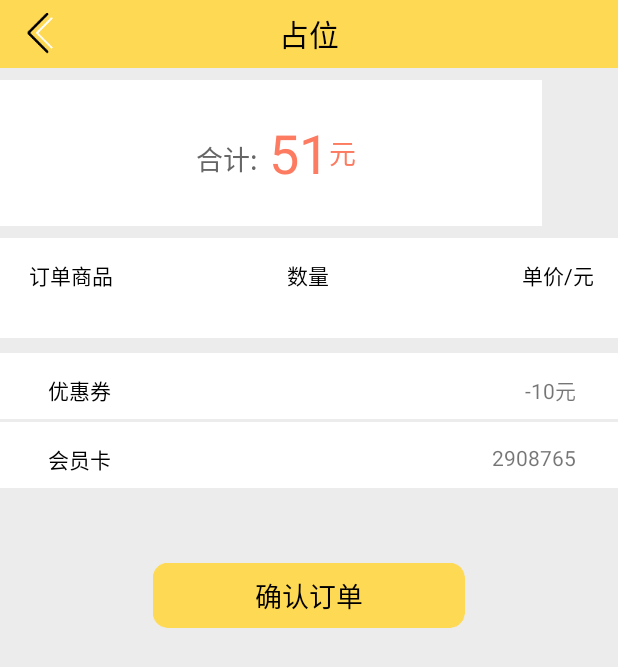
After one commit to haocdp/EasyGo, an Android app: the ConfirmOrderActivity screen opened directly, with no data from a screen before it, on a phone screen of 412 x 824 dp. The commit adds this screen. Shown: the top 667 px of the screen. Run offline under Robolectric (Android 15) with nearby library versions, the phone set to English and light mode, and no system bars; Roboto replaces fonts that are not available here.

Commit message:
确认订单界面

```diff
--- a/app/build.gradle
+++ b/app/build.gradle
@@ -29,6 +29,7 @@ dependencies {
     androidTestCompile('com.android.support.test.espresso:espresso-core:2.2.2', {
         exclude group: 'com.android.support', module: 'support-annotations'
     })
+    compile files('libs/core-3.3.0.jar')
     compile 'com.android.support:appcompat-v7:25.3.1'
     compile 'com.android.support.constraint:constraint-layout:1.0.2'
     compile 'me.relex:circleindicator:1.2.2@aar'
@@ -37,6 +38,5 @@ dependencies {
     compile 'com.android.support:cardview-v7:25.3.1'
     compile 'com.google.code.gson:gson:2.8.1'
     compile 'com.android.support:recyclerview-v7:25.2.1'
-    compile files('libs/core-3.3.0.jar')
     testCompile 'junit:junit:4.12'
 }
--- /dev/null
+++ b/app/src/main/java/com/unicorn/easygo/activity/ConfirmOrderActivity.java
@@ -0,0 +1,15 @@
+package com.unicorn.easygo.activity;
+
+import android.support.v7.app.AppCompatActivity;
+import android.os.Bundle;
+
+import com.unicorn.easygo.R;
+
+public class ConfirmOrderActivity extends AppCompatActivity {
+
+    @Override
+    protected void onCreate(Bundle savedInstanceState) {
+        super.onCreate(savedInstanceState);
+        setContentView(R.layout.activity_confirm_order);
+    }
+}
--- /dev/null
+++ b/app/src/main/res/layout/activity_confirm_order.xml
@@ -0,0 +1,238 @@
+<?xml version="1.0" encoding="utf-8"?>
+<android.support.constraint.ConstraintLayout xmlns:android="http://schemas.android.com/apk/res/android"
+    xmlns:app="http://schemas.android.com/apk/res-auto"
+    xmlns:tools="http://schemas.android.com/tools"
+    android:layout_width="match_parent"
+    android:layout_height="match_parent"
+    android:background="#ececec"
+    tools:context="com.unicorn.easygo.activity.ConfirmOrderActivity">
+
+    <com.unicorn.easygo.utils.TitleLayout
+        android:id="@+id/titleLayout"
+        android:layout_width="0dp"
+        android:layout_height="45dp"
+        app:layout_constraintLeft_toLeftOf="parent"
+        app:layout_constraintRight_toRightOf="parent"
+        app:layout_constraintTop_toTopOf="parent">
+
+    </com.unicorn.easygo.utils.TitleLayout>
+
+    <android.support.constraint.ConstraintLayout
+        android:layout_width="361dp"
+        android:layout_height="97dp"
+        android:layout_marginTop="8dp"
+        android:background="@color/cardview_light_background"
+        app:layout_constraintHorizontal_bias="0.0"
+        app:layout_constraintLeft_toLeftOf="parent"
+        app:layout_constraintRight_toRightOf="parent"
+        app:layout_constraintTop_toBottomOf="@+id/titleLayout"
+        android:id="@+id/constraintLayout">
+
+        <TextView
+            android:id="@+id/tv_totalPrice_prefix"
+            android:layout_width="55dp"
+            android:layout_height="23dp"
+            android:layout_marginBottom="35dp"
+            android:layout_marginLeft="124dp"
+            android:layout_marginTop="39dp"
+            android:gravity="center"
+            android:text="合计:"
+            android:textColor="#666666"
+            android:textSize="18sp"
+            app:layout_constraintBottom_toBottomOf="parent"
+            app:layout_constraintLeft_toLeftOf="parent"
+            app:layout_constraintTop_toTopOf="parent"
+            app:layout_constraintVertical_bias="1.0"
+            android:layout_marginStart="124dp" />
+
+        <TextView
+            android:id="@+id/tv_totalPrice_num"
+            android:layout_width="40dp"
+            android:layout_height="45dp"
+            android:layout_marginBottom="28dp"
+            android:text="51"
+            android:textColor="@color/adornColor"
+            android:textSize="36sp"
+            app:layout_constraintBottom_toBottomOf="parent"
+            app:layout_constraintLeft_toRightOf="@+id/tv_totalPrice_prefix"
+            app:layout_constraintTop_toTopOf="parent"
+            app:layout_constraintVertical_bias="1.0" />
+
+        <TextView
+            android:id="@+id/tv_totalPrice_suffix"
+            android:layout_width="wrap_content"
+            android:layout_height="wrap_content"
+            android:layout_marginBottom="35dp"
+            android:layout_marginRight="123dp"
+            android:text="元"
+            android:textColor="@color/adornColor"
+            android:textSize="18sp"
+            app:layout_constraintBottom_toBottomOf="parent"
+            app:layout_constraintHorizontal_bias="0.0"
+            app:layout_constraintLeft_toRightOf="@+id/tv_totalPrice_num"
+            app:layout_constraintRight_toRightOf="parent"
+            app:layout_constraintTop_toTopOf="parent"
+            app:layout_constraintVertical_bias="1.0"
+            android:layout_marginEnd="123dp" />
+
+    </android.support.constraint.ConstraintLayout>
+
+    <android.support.constraint.ConstraintLayout
+        android:layout_width="0dp"
+        android:layout_height="wrap_content"
+        android:layout_marginTop="8dp"
+        android:background="@color/cardview_light_background"
+        app:layout_constraintHorizontal_bias="0.0"
+        app:layout_constraintLeft_toLeftOf="parent"
+        app:layout_constraintRight_toRightOf="parent"
+        app:layout_constraintTop_toBottomOf="@+id/constraintLayout"
+        android:id="@+id/constraintLayout3">
+
+        <android.support.constraint.ConstraintLayout
+            android:id="@+id/constraintLayout2"
+            android:layout_width="0dp"
+            android:layout_height="wrap_content"
+            app:layout_constraintLeft_toLeftOf="parent"
+            app:layout_constraintRight_toRightOf="parent"
+            app:layout_constraintTop_toTopOf="parent">
+
+            <TextView
+                android:id="@+id/tv_order_goods_title"
+                android:layout_width="wrap_content"
+                android:layout_height="wrap_content"
+                android:layout_marginLeft="19dp"
+                android:layout_marginStart="19dp"
+                android:layout_marginTop="14dp"
+                android:text="订单商品"
+                android:textColor="@color/contents_text"
+                app:layout_constraintLeft_toLeftOf="parent"
+                app:layout_constraintTop_toTopOf="parent" />
+
+            <TextView
+                android:id="@+id/tv_order_goods_num_title"
+                android:layout_width="wrap_content"
+                android:layout_height="wrap_content"
+                android:layout_marginLeft="191dp"
+                android:layout_marginStart="191dp"
+                android:layout_marginTop="14dp"
+                android:text="数量"
+                android:textColor="@color/contents_text"
+                app:layout_constraintBottom_toBottomOf="parent"
+                app:layout_constraintLeft_toLeftOf="parent"
+                app:layout_constraintTop_toTopOf="parent"
+                app:layout_constraintVertical_bias="0.0" />
+
+            <TextView
+                android:id="@+id/tv_goods_price_title"
+                android:layout_width="wrap_content"
+                android:layout_height="wrap_content"
+                android:layout_marginEnd="16dp"
+                android:layout_marginRight="16dp"
+                android:layout_marginTop="14dp"
+                android:text="单价/元"
+                android:textColor="@color/contents_text"
+                app:layout_constraintBottom_toBottomOf="parent"
+                app:layout_constraintRight_toRightOf="parent"
+                app:layout_constraintTop_toTopOf="parent"
+                app:layout_constraintVertical_bias="0.0" />
+
+        </android.support.constraint.ConstraintLayout>
+
+        <android.support.v7.widget.RecyclerView
+            android:layout_width="0dp"
+            android:layout_height="15dp"
+            android:layout_marginTop="8dp"
+            app:layout_constraintHorizontal_bias="0.0"
+            app:layout_constraintLeft_toLeftOf="parent"
+            app:layout_constraintRight_toRightOf="parent"
+            app:layout_constraintTop_toBottomOf="@+id/constraintLayout2"
+            app:layout_constraintBottom_toBottomOf="parent"
+            android:layout_marginBottom="8dp" />
+    </android.support.constraint.ConstraintLayout>
+
+    <android.support.constraint.ConstraintLayout
+        android:layout_width="0dp"
+        android:layout_height="44dp"
+        android:layout_marginTop="10dp"
+        android:background="@color/cardview_light_background"
+        app:layout_constraintLeft_toLeftOf="parent"
+        app:layout_constraintRight_toRightOf="parent"
+        app:layout_constraintTop_toBottomOf="@+id/constraintLayout3"
+        android:id="@+id/constraintLayout4">
+
+        <TextView
+            android:id="@+id/tv_discount_text"
+            android:layout_width="wrap_content"
+            android:layout_height="wrap_content"
+            android:layout_marginLeft="32dp"
+            android:layout_marginTop="14dp"
+            android:text="优惠券"
+            android:textColor="@color/contents_text"
+            app:layout_constraintLeft_toLeftOf="parent"
+            app:layout_constraintTop_toTopOf="parent"
+            android:layout_marginStart="32dp" />
+
+        <TextView
+            android:id="@+id/tv_discount_num"
+            android:layout_width="wrap_content"
+            android:layout_height="wrap_content"
+            android:layout_marginRight="28dp"
+            android:layout_marginTop="14dp"
+            android:text="-10元"
+            app:layout_constraintRight_toRightOf="parent"
+            app:layout_constraintTop_toTopOf="parent"
+            android:layout_marginEnd="28dp" />
+    </android.support.constraint.ConstraintLayout>
+
+    <android.support.constraint.ConstraintLayout
+        android:layout_width="0dp"
+        android:layout_height="44dp"
+        android:layout_marginTop="2dp"
+        android:background="@color/cardview_light_background"
+        app:layout_constraintLeft_toLeftOf="parent"
+        app:layout_constraintRight_toRightOf="parent"
+        app:layout_constraintTop_toBottomOf="@+id/constraintLayout4"
+        android:id="@+id/constraintLayout5"
+        app:layout_constraintHorizontal_bias="0.0">
+
+        <TextView
+            android:id="@+id/tv_vip_card"
+            android:layout_width="wrap_content"
+            android:layout_height="wrap_content"
+            android:layout_marginLeft="32dp"
+            android:layout_marginStart="32dp"
+            android:layout_marginTop="14dp"
+            android:text="会员卡"
+            android:textColor="@color/contents_text"
+            app:layout_constraintLeft_toLeftOf="parent"
+            app:layout_constraintTop_toTopOf="parent" />
+
+        <TextView
+            android:id="@+id/tv_vip_card_num"
+            android:layout_width="wrap_content"
+            android:layout_height="wrap_content"
+            android:layout_marginEnd="28dp"
+            android:layout_marginRight="20dp"
+            android:layout_marginTop="14dp"
+            android:text="2908765"
+            app:layout_constraintRight_toRightOf="parent"
+            app:layout_constraintTop_toTopOf="parent" />
+    </android.support.constraint.ConstraintLayout>
+
+    <TextView
+        android:id="@+id/tv_confirm_order"
+        android:layout_width="208dp"
+        android:layout_height="43dp"
+        android:layout_marginLeft="8dp"
+        android:layout_marginRight="8dp"
+        android:layout_marginTop="50dp"
+        android:background="@mipmap/confirm_order_backgound"
+        android:gravity="center"
+        android:text="确认订单"
+        android:textColor="@color/contents_text"
+        android:textSize="18sp"
+        app:layout_constraintLeft_toLeftOf="parent"
+        app:layout_constraintRight_toRightOf="parent"
+        app:layout_constraintTop_toBottomOf="@+id/constraintLayout5" />
+
+</android.support.constraint.ConstraintLayout>
--- /dev/null
+++ b/app/src/main/res/layout/activity_confirm_order_item.xml
@@ -0,0 +1,42 @@
+<?xml version="1.0" encoding="utf-8"?>
+<android.support.constraint.ConstraintLayout xmlns:android="http://schemas.android.com/apk/res/android"
+    xmlns:app="http://schemas.android.com/apk/res-auto"
+    xmlns:tools="http://schemas.android.com/tools"
+    android:layout_width="match_parent"
+    android:layout_height="match_parent">
+
+
+    <TextView
+        android:id="@+id/tv_order_goods"
+        android:layout_width="150dp"
+        android:layout_height="wrap_content"
+        android:layout_marginLeft="19dp"
+        android:layout_marginTop="8dp"
+        android:singleLine="true"
+        android:text="乐事薯片无限鲜浓蕃茄味"
+        android:textSize="12sp"
+        app:layout_constraintLeft_toLeftOf="parent"
+        app:layout_constraintTop_toTopOf="parent" />
+
+    <TextView
+        android:id="@+id/tv_order_goods_num"
+        android:layout_width="wrap_content"
+        android:layout_height="wrap_content"
+        android:layout_marginLeft="199dp"
+        android:layout_marginTop="8dp"
+        android:text="10"
+        android:textSize="12sp"
+        app:layout_constraintLeft_toLeftOf="parent"
+        app:layout_constraintTop_toTopOf="parent" />
+
+    <TextView
+        android:id="@+id/tv_order_goods_price"
+        android:layout_width="wrap_content"
+        android:layout_height="wrap_content"
+        android:layout_marginLeft="307dp"
+        android:layout_marginTop="8dp"
+        android:text="14.8"
+        android:textSize="12sp"
+        app:layout_constraintLeft_toLeftOf="parent"
+        app:layout_constraintTop_toTopOf="parent" />
+</android.support.constraint.ConstraintLayout>
--- a/app/src/main/res/values/colors.xml
+++ b/app/src/main/res/values/colors.xml
@@ -11,7 +11,7 @@
     <color name="assistColor_grey">#bfbfbf</color>
     <color name="assistColor_white">#f0f0f0</color>
 
-    <color name="contents_text">#ff000000</color>
+    <color name="contents_text">#000000</color>
     <color name="encode_view">#ffffffff</color>
     <color name="possible_result_points">#c0ffbd21</color> <!-- Android standard ICS color -->
     <color name="result_minor_text">#ffc0c0c0</color>
```
Also changed, not shown: app/src/main/AndroidManifest.xml (+13 -12 lines), app/src/main/res/mipmap-xxxhdpi/confirm_order_backgound.png (added).
